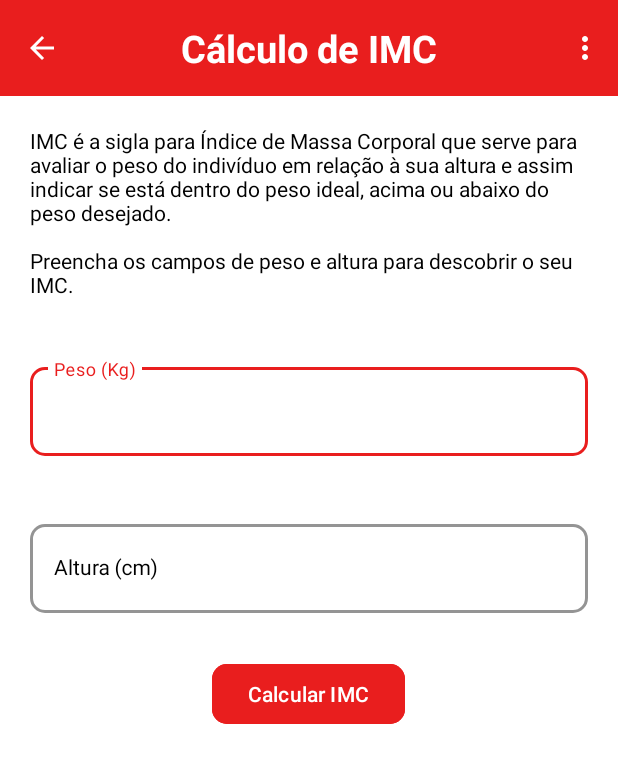
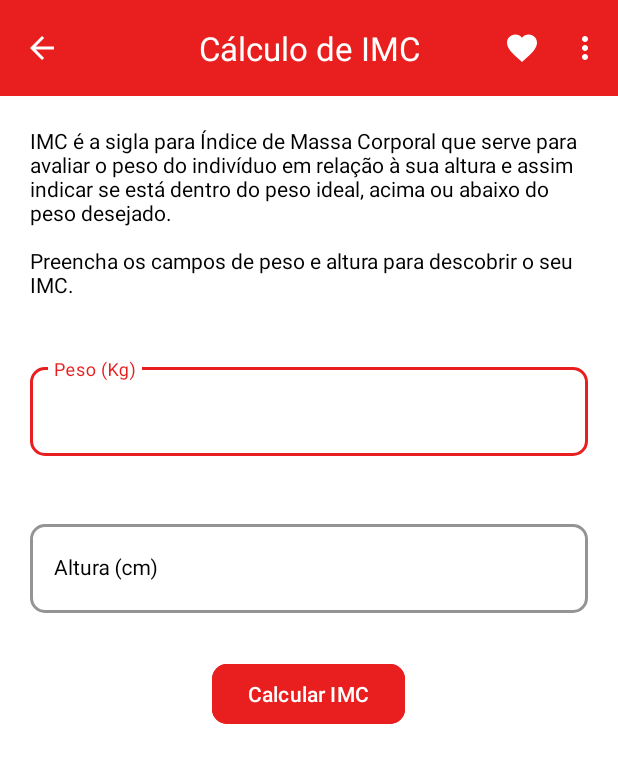
Before and after one commit to harrissondutra/APP_SejaSaudavel, an Android app: the ImcActivity screen opened directly, with no data from a screen before it, on a phone screen of 412 x 824 dp. Shown: the top 763 px of the screen. Run offline under Robolectric (Android 15) with nearby library versions, the light colour scheme and no system bars.

Commit message:
1.0.1 - Otimizações da Toolbar

```diff
--- a/app/src/main/java/com/estudo/app_dietacheck/ImcActivity.kt
+++ b/app/src/main/java/com/estudo/app_dietacheck/ImcActivity.kt
@@ -8,7 +8,6 @@ import android.view.MenuItem
 import android.view.inputmethod.InputMethodManager
 import android.widget.Button
 import android.widget.EditText
-import android.widget.TextView
 import android.widget.Toast
 import androidx.annotation.StringRes
 import androidx.appcompat.app.AlertDialog
@@ -32,12 +31,29 @@ class ImcActivity : AppCompatActivity() {
 
         setContentView(binding.root)
 
-        val toolbar = findViewById<MaterialToolbar>(R.id.main_toolbar)
-//        toolbar.setLogo(R.drawable.baseline_medical_services_24)
-        toolbar.setTitle("")
+        val toolbar: MaterialToolbar = findViewById(R.id.main_toolbar)
+        toolbar.setTitle(getString(R.string.titleIMC))
         toolbar.setNavigationIcon(R.drawable.baseline_arrow_back_24)
-        toolbar.setLogo(null)
-        setSupportActionBar(toolbar)
+
+
+
+        toolbar.setNavigationOnClickListener {
+
+        }
+
+        toolbar.setOnMenuItemClickListener { menuItem ->
+            when (menuItem.itemId) {
+                R.id.menu_favorite -> {
+                    Toast.makeText(this, "Arquivo Salvo", Toast.LENGTH_SHORT).show()
+
+                    true
+                }
+
+
+                else -> false
+            }
+
+        }
 
 
         ///------------------////
@@ -46,8 +62,9 @@ class ImcActivity : AppCompatActivity() {
         editHeight = binding.inputEdtHeight
 
         val btnCalculate: Button = binding.btnImcGenerate
-        val txtToolbar = findViewById<TextView>(R.id.txt_toolbar)
-        txtToolbar.text = getString(R.string.titleIMC)
+        val materialToolbar: MaterialToolbar = findViewById(R.id.main_toolbar)
+//        txtToolbar.text = getString(R.string.titleIMC)
+
 
         btnCalculate.setOnClickListener {
             if (!validate()) {
@@ -97,7 +114,7 @@ class ImcActivity : AppCompatActivity() {
     }
 
     override fun onOptionsItemSelected(item: MenuItem): Boolean {
-        if (item.itemId == R.id.menu_search) {
+        if (item.itemId == R.id.menu_more) {
             openListActivity()
         }
         return super.onOptionsItemSelected(item)
--- a/app/src/main/java/com/estudo/app_dietacheck/ListCalcActivity.kt
+++ b/app/src/main/java/com/estudo/app_dietacheck/ListCalcActivity.kt
@@ -32,7 +32,7 @@ class ListCalcActivity : AppCompatActivity() {
         toolbar.setLogo(null)
         setSupportActionBar(toolbar)
 
-        val txtToolbar = findViewById<TextView>(R.id.txt_toolbar)
+        val txtToolbar = findViewById<TextView>(R.id.main_toolbar)
         txtToolbar.text = getString(R.string.list_all)
 
         val result = mutableListOf<Calc>()
--- /dev/null
+++ b/app/src/main/res/drawable/baseline_close_24.xml
@@ -0,0 +1,5 @@
+<vector xmlns:android="http://schemas.android.com/apk/res/android" android:height="24dp" android:tint="#FFFFFF" android:viewportHeight="24" android:viewportWidth="24" android:width="24dp">
+
+    <path android:fillColor="@android:color/white" android:pathData="M19,6.41L17.59,5 12,10.59 6.41,5 5,6.41 10.59,12 5,17.59 6.41,19 12,13.41 17.59,19 19,17.59 13.41,12z"/>
+
+</vector>
--- /dev/null
+++ b/app/src/main/res/drawable/baseline_edit_24.xml
@@ -0,0 +1,5 @@
+<vector xmlns:android="http://schemas.android.com/apk/res/android" android:height="24dp" android:tint="#FFFFFF" android:viewportHeight="24" android:viewportWidth="24" android:width="24dp">
+
+    <path android:fillColor="@android:color/white" android:pathData="M3,17.25V21h3.75L17.81,9.94l-3.75,-3.75L3,17.25zM20.71,7.04c0.39,-0.39 0.39,-1.02 0,-1.41l-2.34,-2.34c-0.39,-0.39 -1.02,-0.39 -1.41,0l-1.83,1.83 3.75,3.75 1.83,-1.83z"/>
+
+</vector>
--- /dev/null
+++ b/app/src/main/res/drawable/baseline_favorite_24.xml
@@ -0,0 +1,5 @@
+<vector xmlns:android="http://schemas.android.com/apk/res/android" android:height="24dp" android:tint="#FFFFFF" android:viewportHeight="24" android:viewportWidth="24" android:width="24dp">
+
+    <path android:fillColor="@android:color/white" android:pathData="M12,21.35l-1.45,-1.32C5.4,15.36 2,12.28 2,8.5 2,5.42 4.42,3 7.5,3c1.74,0 3.41,0.81 4.5,2.09C13.09,3.81 14.76,3 16.5,3 19.58,3 22,5.42 22,8.5c0,3.78 -3.4,6.86 -8.55,11.54L12,21.35z"/>
+
+</vector>
--- /dev/null
+++ b/app/src/main/res/drawable/baseline_more_vert_24.xml
@@ -0,0 +1,5 @@
+<vector xmlns:android="http://schemas.android.com/apk/res/android" android:height="24dp" android:tint="#FFFFFF" android:viewportHeight="24" android:viewportWidth="24" android:width="24dp">
+
+    <path android:fillColor="@android:color/white" android:pathData="M12,8c1.1,0 2,-0.9 2,-2s-0.9,-2 -2,-2 -2,0.9 -2,2 0.9,2 2,2zM12,10c-1.1,0 -2,0.9 -2,2s0.9,2 2,2 2,-0.9 2,-2 -0.9,-2 -2,-2zM12,16c-1.1,0 -2,0.9 -2,2s0.9,2 2,2 2,-0.9 2,-2 -0.9,-2 -2,-2z"/>
+
+</vector>
--- a/app/src/main/res/layout/toolbar.xml
+++ b/app/src/main/res/layout/toolbar.xml
@@ -1,4 +1,5 @@
 <?xml version="1.0" encoding="utf-8"?>
+<!--
 <androidx.constraintlayout.widget.ConstraintLayout
     xmlns:android="http://schemas.android.com/apk/res/android"
     xmlns:app="http://schemas.android.com/apk/res-auto"
@@ -15,12 +16,12 @@
         app:navigationIcon="@drawable/baseline_arrow_back_24"
         app:layout_constraintTop_toTopOf="parent">
 
-     <!--   <ImageView
+     &lt;!&ndash;   <ImageView
             android:id="@+id/logo_toolbar"
             android:layout_width="40dp"
             android:layout_height="40dp"
             android:src="@drawable/baseline_medical_services_24"></ImageView>
--->
+&ndash;&gt;
         <TextView
             android:id="@+id/txt_toolbar"
             android:layout_width="wrap_content"
@@ -33,4 +34,36 @@
             android:textStyle="bold" />
     </com.google.android.material.appbar.MaterialToolbar>
 
-</androidx.constraintlayout.widget.ConstraintLayout>
+</androidx.constraintlayout.widget.ConstraintLayout>-->
+<androidx.coordinatorlayout.widget.CoordinatorLayout
+    xmlns:android="http://schemas.android.com/apk/res/android"
+    xmlns:app="http://schemas.android.com/apk/res-auto"
+    android:layout_width="match_parent"
+    android:layout_height="wrap_content">
+
+    <com.google.android.material.appbar.AppBarLayout
+        android:layout_width="match_parent"
+        android:layout_height="wrap_content"
+        app:liftOnScroll="true"
+        android:background="@color/colorPrimary"
+        android:fitsSystemWindows="true"
+        >
+
+        <com.google.android.material.appbar.MaterialToolbar
+            android:id="@+id/main_toolbar"
+            android:layout_width="match_parent"
+            android:layout_height="wrap_content"
+            android:minHeight="?attr/actionBarSize"
+            app:title="@string/principal_name"
+            app:titleCentered="true"
+            app:titleTextColor="@color/white"
+            app:titleTextAppearance="?attr/textAppearanceTitleLarge"
+            app:menu="@menu/menu"
+            app:layout_scrollFlags="scroll|enterAlways|snap"
+            app:layout_scrollEffect="compress"
+            app:navigationIcon="@drawable/baseline_medical_services_24">
+        </com.google.android.material.appbar.MaterialToolbar>
+    </com.google.android.material.appbar.AppBarLayout>
+
+
+</androidx.coordinatorlayout.widget.CoordinatorLayout>
--- a/app/src/main/res/menu/menu.xml
+++ b/app/src/main/res/menu/menu.xml
@@ -1,6 +1,31 @@
 <?xml version="1.0" encoding="utf-8"?>
-<menu xmlns:android="http://schemas.android.com/apk/res/android">
+<menu xmlns:android="http://schemas.android.com/apk/res/android"
+    xmlns:app="http://schemas.android.com/apk/res-auto">
+<!--
     <item
-        android:id="@+id/menu_search"
-        android:title="@string/list_all" />
+        android:id="@+id/menu_history"
+        android:title="@string/list_all"
+        android:icon="@drawable/baseline_edit_24"
+        android:contentDescription="@string/principal_name"
+        app:showAsAction="ifRoom"
+        />
+-->
+
+    <item
+        android:id="@+id/menu_favorite"
+        android:title="@string/favorite"
+        android:icon="@drawable/baseline_favorite_24"
+        android:contentDescription="@string/principal_name"
+        app:showAsAction="ifRoom"
+        />
+
+
+    <item
+        android:id="@+id/menu_more"
+        android:title="@string/more"
+        android:icon="@drawable/baseline_more_vert_24"
+        android:contentDescription="@string/principal_name"
+        app:showAsAction="withText"
+        />
+
 </menu>
--- a/app/src/main/res/values/strings.xml
+++ b/app/src/main/res/values/strings.xml
@@ -23,6 +23,9 @@
     <string name="save">Salvar</string>
     <string name="sucess_save">Dados salvos com sucesso</string>
     <string name="list_all">Histórico IMC</string>
+    <string name="favorite">Favoritos</string>
+    <string name="more">Outros</string>
+    <string name="appBarScroll">ScrollRecycler\n</string>
 
 
 </resources>
--- a/gradle.properties
+++ b/gradle.properties
@@ -15,6 +15,8 @@ org.gradle.jvmargs=-Xmx2048m -Dfile.encoding=UTF-8
 # Android operating system, and which are packaged with your app's APK
 # https://developer.android.com/topic/libraries/support-library/androidx-rn
 android.useAndroidX=true
+android.enableJetifier=true
+android.enableR8=true
 # Kotlin code style for this project: "official" or "obsolete":
 kotlin.code.style=official
 # Enables namespacing of each library's R class so that its R class includes only the
```
